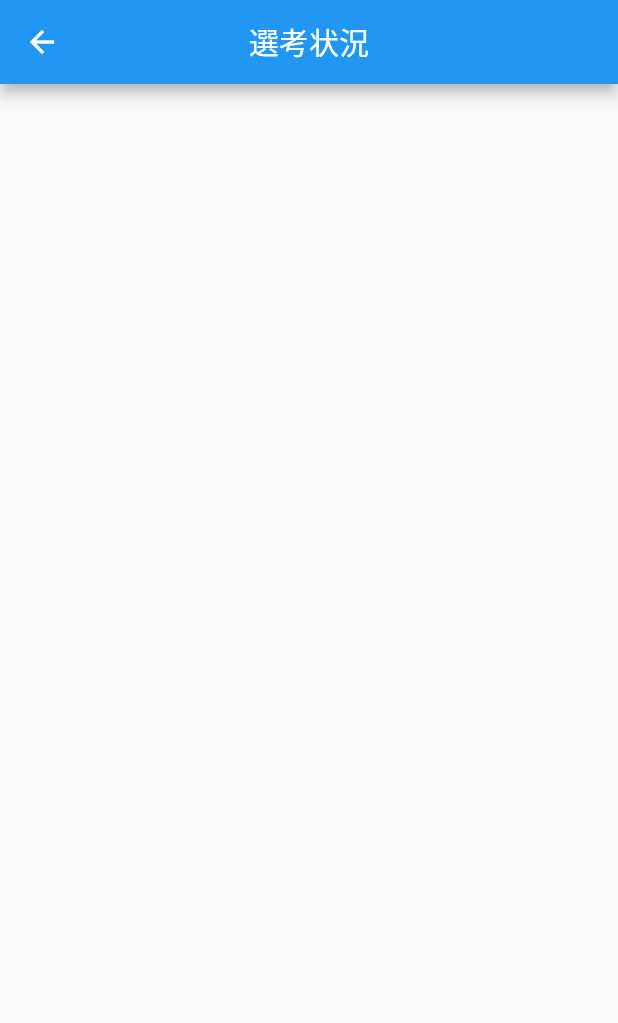
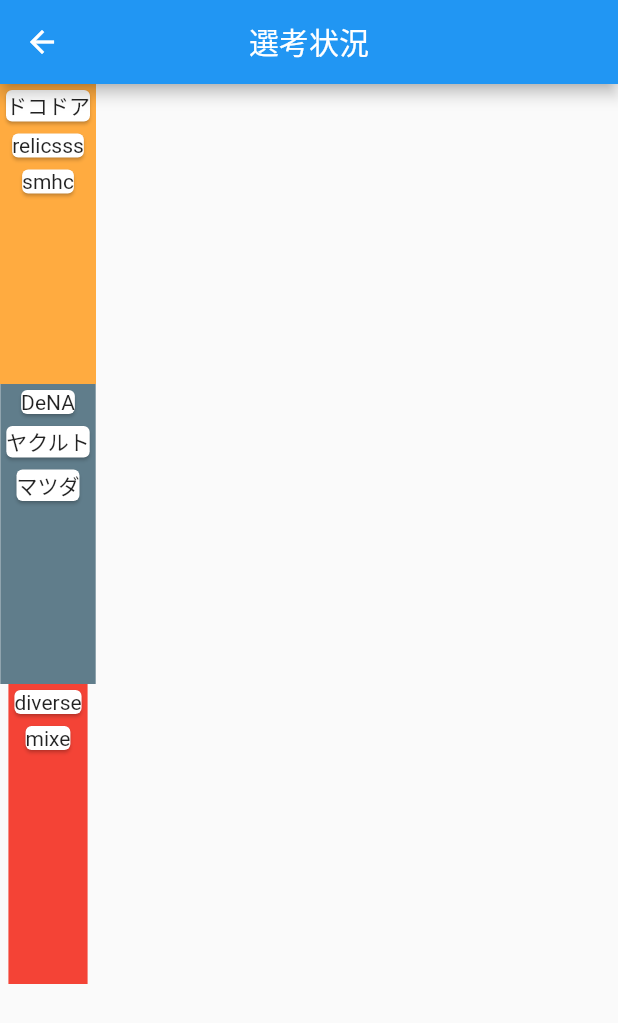
Before and after one commit to shokiogawa/progress-job-hunting, a Flutter app: the StateProgressInCompanyPage screen opened directly, on a phone screen of 412 x 824 dp. Shown: the top 1023 px of the screen. Run offline on Flutter 3.47's test engine with Material 2 defaults, Android fonts, the phone set to English and light mode, and no system bars; our stand-ins replace cloud_firestore, firebase_auth, firebase_core, flutter_hooks, freezed_annotation, hooks_riverpod and 1 more; accounts and stored records are empty; generated files the repository leaves out were written again.

```diff
--- a/lib/main.dart
+++ b/lib/main.dart
@@ -22,6 +22,7 @@ class MyApp extends StatelessWidget {
       ),
       home: LoginScreen(),
       routes: {
+        '/main_screen': (BuildContext context) => MainScreen(),
         '/input_company_page':(BuildContext context) => AddCompanyPage(),
       },
     );
--- a/lib/view/page/state_progress_in_company_page.dart
+++ b/lib/view/page/state_progress_in_company_page.dart
@@ -1,13 +1,90 @@
 import 'package:flutter/material.dart';
 
-class StateProgressInCompanyPage extends StatelessWidget {
+class StateProgressInCompanyPage extends StatefulWidget {
+  @override
+  _StateProgressInCompanyPageState createState() => _StateProgressInCompanyPageState();
+}
+
+class _StateProgressInCompanyPageState extends State<StateProgressInCompanyPage> {
+  List<String> lists1 = ["ドコドア", "relicsss", "smhc"];
+  List<String> list2 = ["DeNA", "ヤクルト", "マツダ"];
+  List<String> list3 = ["diverse", "mixe"];
   @override
   Widget build(BuildContext context) {
+    List<Widget> draggableList1 = lists1
+        .map((name) => Draggable(
+      data: name,
+            onDragCompleted: () {
+              print("Targetにきた" + name);
+            },
+            child: Card(
+              child: Text(name),
+            ),
+            childWhenDragging: Card(
+              child: Text(
+                name,
+                style: TextStyle(color: Colors.grey),
+              ),
+            ),
+            feedback: Card(child: Text(name))))
+        .toList();
+    List<Widget> draggableList2 = list2
+        .map((name) => Draggable(
+            child: Card(
+              child: Text(name),
+            ),
+            feedback: Card(child: Text(name))))
+        .toList();
+    List<Widget> draggableList3 = list3
+        .map((name) => Draggable(
+            child: Card(
+              child: Text(name),
+            ),
+            feedback: Card(child: Text(name))))
+        .toList();
     return Scaffold(
       appBar: AppBar(
         title: Text("選考状況"),
         centerTitle: true,
       ),
+      body: SingleChildScrollView(
+        child: Column(
+          children: [
+            Container(
+              height: 200,
+              color: Colors.orangeAccent,
+              child: Column(
+                children: [...draggableList1],
+              ),
+            ),
+            DragTarget(
+              builder: (context, accepted, rejected){
+                return Container(
+                  child: Column(
+                    children: [...draggableList2],
+                  ),
+                  height: 200,
+                  color: Colors.blueGrey,
+                );
+              },
+              onAccept: (value){
+                setState(() {
+                  // lists1.removeAt(0);
+                  // list2.add(value);
+                });
+                print(lists1.length.toString());
+              },
+            ),
+            Container(
+              child: Column(
+                children: [...draggableList3],
+              ),
+              height: 200,
+              color: Colors.red,
+            ),
+          ],
+        ),
+      ),
     );
   }
 }
--- a/lib/view/screen/login_screen.dart
+++ b/lib/view/screen/login_screen.dart
@@ -62,7 +62,7 @@ class LoginScreen extends HookWidget {
                 ),
                   onPressed: () {
                   context.read(logInPageController).signIn(_mailController.text, _passwordController.text).then((value){
-                    Navigator.of(context).pushReplacementNamed('/input_company_page');
+                    Navigator.of(context).pushReplacementNamed('/main_screen');
                   });
                   },
                   child: Padding(
```
